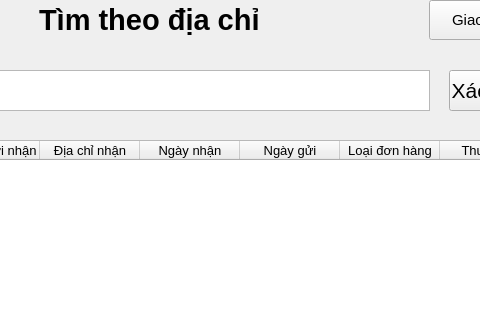
LeTuan-iu-HKN/GUI-, file ThuNg/mainwindow.ui: the form before one commit; both pictures show x 301 to 781 and y 0 to 320 of the 886 by 564 pixel window.
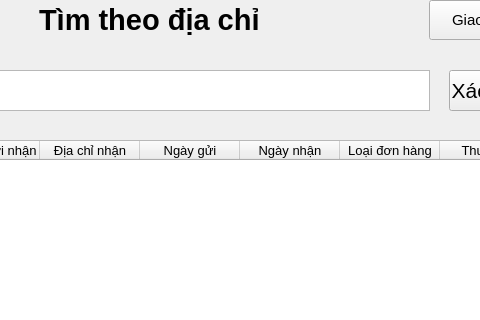
The form after the commit. The open tabs and pages were chosen to show the change.

What changed in the file:
```diff
--- a/ThuNg/mainwindow.ui
+++ b/ThuNg/mainwindow.ui
@@ -1860,12 +1860,12 @@
       </column>
       <column>
        <property name="text">
-        <string>Ngày nhận</string>
+        <string>Ngày gửi</string>
        </property>
       </column>
       <column>
        <property name="text">
-        <string>Ngày gửi</string>
+        <string>Ngày nhận</string>
        </property>
       </column>
       <column>
```
Left out of the diff: 8 changed lines with no effect on the pictures.
